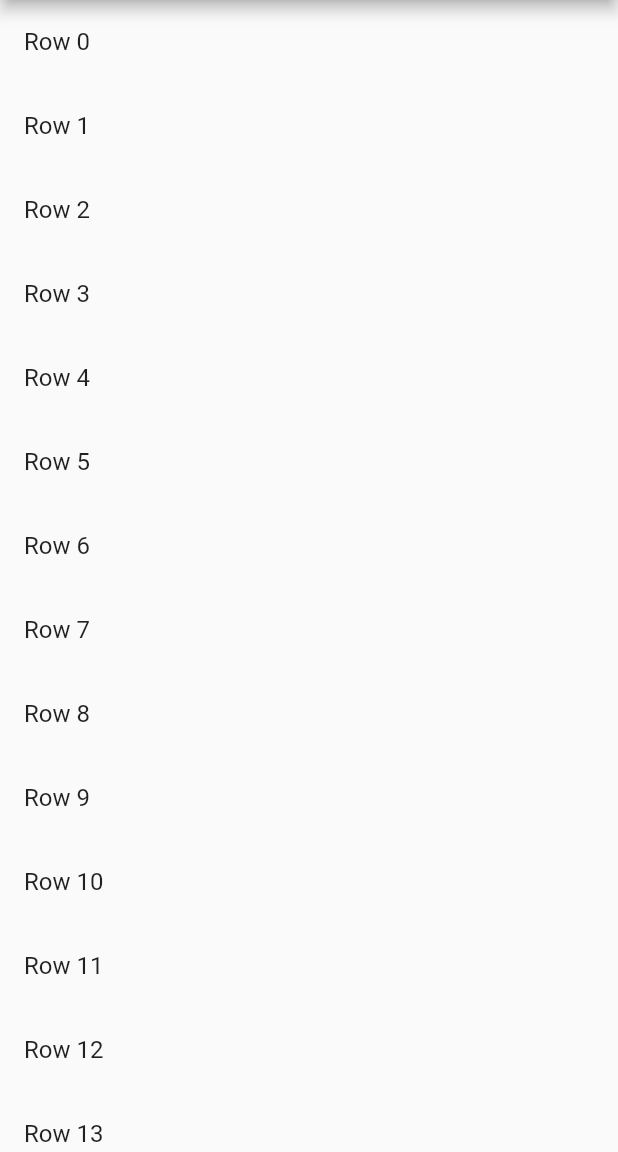
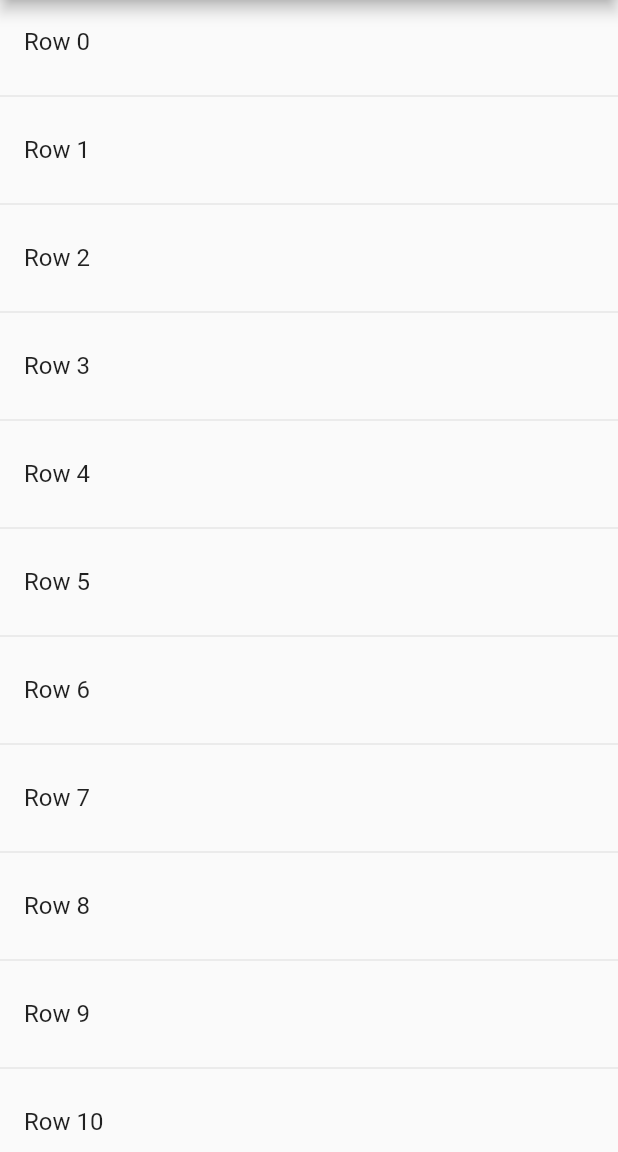
Before and after one commit to ruslanou/flutter-list, a Flutter app: the screen it shows after launch, on a phone screen of 412 x 824 dp, the part 84-1236 px from its top. Run offline on Flutter 3.47's test engine with Material 2 defaults, Android fonts, the phone set to English and light mode, and no system bars.

```diff
--- a/lib/main.dart
+++ b/lib/main.dart
@@ -39,11 +39,15 @@ Widget _myListView(BuildContext context) {
     'San Marino', 'Serbia', 'Slovakia', 'Slovenia', 'Spain', 'Sweden',
     'Switzerland', 'Turkey', 'Ukraine', 'United Kingdom', 'Vatikan City'
     ];
-  return ListView.builder(
+  return ListView.separated(
+    itemCount: 1000,
     itemBuilder: (context, index) {
       return ListTile(
         title: Text('Row $index'),
       );
-    }
+    },
+    separatorBuilder: (context, index) {
+      return Divider();
+    },
   );
 }
```
